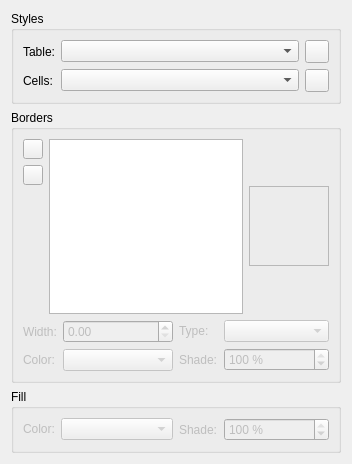
Before: the Qt Designer form scribus/ui/propertiespalette_tablebase.ui in nitramr/scribus, drawn with Qt 5.
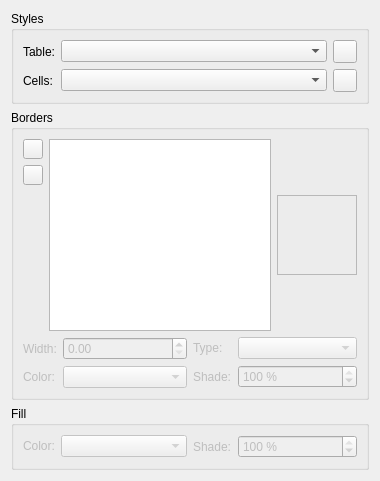
After: the same form once the commit is applied. Custom widgets are drawn as their Qt base class.

```diff
--- a/scribus/ui/propertiespalette_tablebase.ui
+++ b/scribus/ui/propertiespalette_tablebase.ui
@@ -2,13 +2,11 @@
 <ui version="4.0">
  <class>PropertiesPalette_TableBase</class>
  <widget class="QWidget" name="PropertiesPalette_TableBase">
-  <property name="geometry">
-   <rect>
-    <x>0</x>
-    <y>0</y>
-    <width>352</width>
-    <height>464</height>
-   </rect>
+  <property name="minimumSize">
+   <size>
+    <width>380</width>
+    <height>0</height>
+   </size>
   </property>
   <property name="maximumSize">
    <size>
@@ -485,16 +483,16 @@
    <extends>QDoubleSpinBox</extends>
    <header>ui/scrspinbox.h</header>
   </customwidget>
-  <customwidget>
-   <class>LineCombo</class>
-   <extends>QComboBox</extends>
-   <header>ui/linecombo.h</header>
-  </customwidget>
   <customwidget>
    <class>ColorCombo</class>
    <extends>QComboBox</extends>
    <header>ui/colorcombo.h</header>
   </customwidget>
+  <customwidget>
+   <class>LineCombo</class>
+   <extends>QComboBox</extends>
+   <header>ui/linecombo.h</header>
+  </customwidget>
   <customwidget>
    <class>TableSideSelector</class>
    <extends>QFrame</extends>
```
